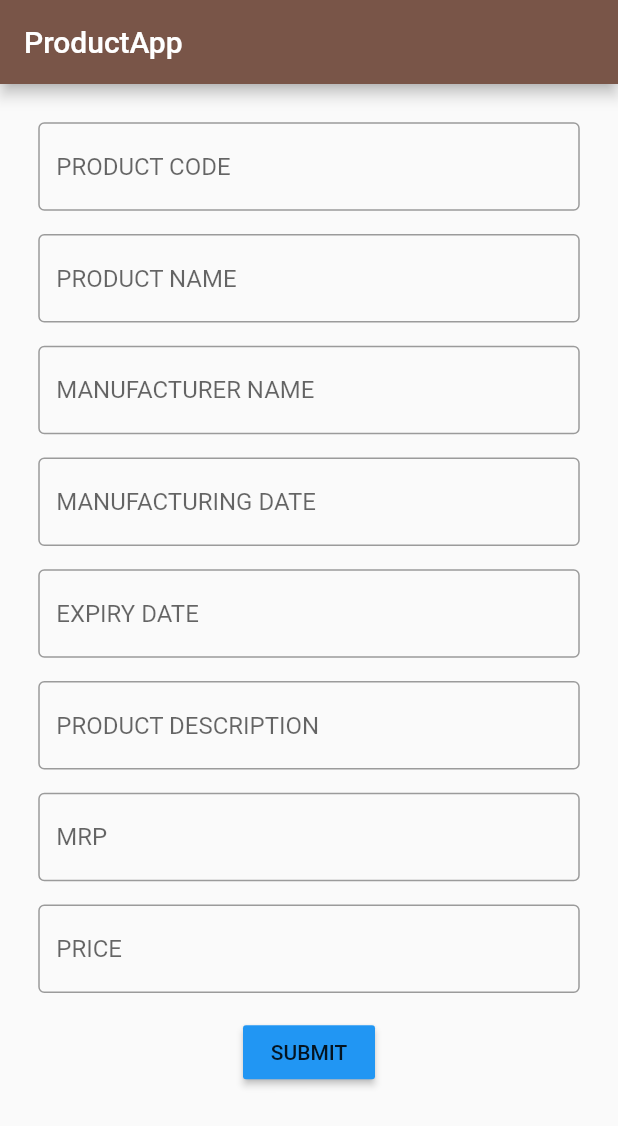
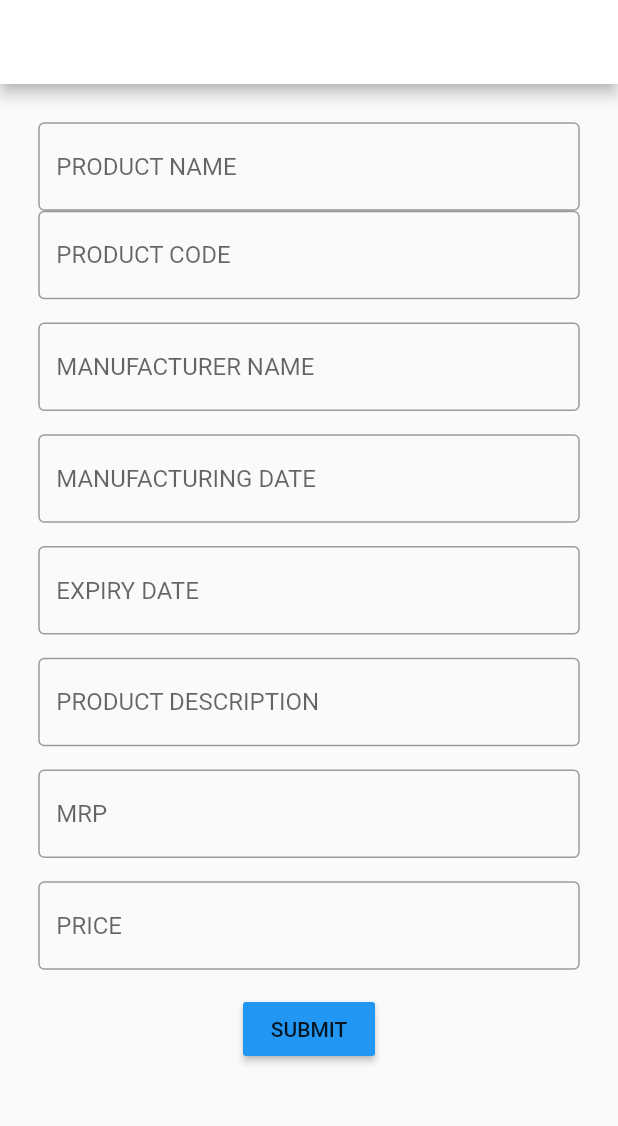
Before and after one commit to iyrenepsam/flutter-product-app, a Flutter app: the screen it shows after launch, after a tap on "SUBMIT", on a phone screen of 412 x 824 dp. Shown: the top 1126 px of the screen. Run offline on Flutter 3.47's test engine with Material 2 defaults, Android fonts, the phone set to English and light mode, and no system bars.

Commit message:
botton event

```diff
--- a/lib/main.dart
+++ b/lib/main.dart
@@ -8,15 +8,32 @@ import 'package:flutter/material.dart';
 void main()=>runApp(ProductApp());
 
 
-class ProductApp extends StatelessWidget {
+class ProductApp extends StatefulWidget {
+  @override
+  _ProductAppState createState() => _ProductAppState();
+}
+
+class _ProductAppState extends State<ProductApp> {
+
+  TextEditingController getProName=TextEditingController();
+  TextEditingController getProCode=TextEditingController();
+  TextEditingController getMName=TextEditingController();
+  TextEditingController getMDate=TextEditingController();
+  TextEditingController getExpiryDate=TextEditingController();
+  TextEditingController getProDesc=TextEditingController();
+  TextEditingController getMRP=TextEditingController();
+  TextEditingController getPrice=TextEditingController();
+
+
+
+
   @override
   Widget build(BuildContext context) {
     return MaterialApp(
-      debugShowCheckedModeBanner: false,
       home: Scaffold(
         appBar: AppBar(
-          backgroundColor: Colors.brown,
-          title: Text("ProductApp"),
+          backgroundColor:Colors.white,
+          title: Text("PRODUCT APP"),
         ),
         body: Container(
           padding: EdgeInsets.all(25.5),
@@ -24,20 +41,23 @@ class ProductApp extends StatelessWidget {
             child: Column(
               children: [
                 TextField(
+                  controller: getProName,
+                  decoration: InputDecoration(
+                    hintText: "PRODUCT NAME",
+                    border: OutlineInputBorder()
+                  ),
+                ),
+                TextField(
+                  controller: getProCode,
                   decoration: InputDecoration(
                     hintText: "PRODUCT CODE",
                     border: OutlineInputBorder()
                   ),
                 ),
                 SizedBox(height: 15.5),
+
                 TextField(
-                  decoration: InputDecoration(
-                    hintText: "PRODUCT NAME",
-                    border: OutlineInputBorder()
-                  ),
-                ),
-                SizedBox(height: 15.5),
-                TextField(
+                  controller: getMName,
                   decoration: InputDecoration(
                     hintText: "MANUFACTURER NAME",
                     border: OutlineInputBorder()
@@ -45,6 +65,7 @@ class ProductApp extends StatelessWidget {
                 ),
                 SizedBox(height: 15.5),
                 TextField(
+                  controller: getMDate,
                   decoration: InputDecoration(
                     hintText: "MANUFACTURING DATE",
                     border: OutlineInputBorder()
@@ -52,6 +73,7 @@ class ProductApp extends StatelessWidget {
                 ),
                 SizedBox(height: 15.5),
                 TextField(
+                  controller: getExpiryDate,
                   decoration: InputDecoration(
                     hintText: "EXPIRY DATE",
                     border: OutlineInputBorder()
@@ -59,6 +81,7 @@ class ProductApp extends StatelessWidget {
                 ),
                 SizedBox(height: 15.5),
                 TextField(
+                  controller: getProDesc,
                   decoration: InputDecoration(
                     hintText: "PRODUCT DESCRIPTION",
                     border: OutlineInputBorder()
@@ -66,6 +89,7 @@ class ProductApp extends StatelessWidget {
                 ),
                 SizedBox(height: 15.5),
                 TextField(
+                  controller: getMRP,
                   decoration: InputDecoration(
                     hintText: "MRP",
                     border: OutlineInputBorder()
@@ -73,6 +97,7 @@ class ProductApp extends StatelessWidget {
                 ),
                 SizedBox(height: 15.5),
                 TextField(
+                  controller: getPrice,
                   decoration:InputDecoration(
                     hintText: "PRICE",
                     border: OutlineInputBorder()
@@ -80,7 +105,31 @@ class ProductApp extends StatelessWidget {
                 ),
                 SizedBox(height: 15.5),
 
-                RaisedButton(onPressed: (){
+                RaisedButton(
+
+                  onPressed: (){
+
+                    String getPName=getProName.text;
+                    String getPcode=getProCode.text;
+                    String getMN=getMName.text;
+                    String getMD=getMDate.text;
+                    String getED=getExpiryDate.text;
+                    String getPDsc=getProDesc.text;
+                    String getMrp=getMRP.text;
+                    String getCost=getPrice.text;
+
+
+                    print(getPName);
+                    print(getPcode);
+                    print(getMN);
+                    print(getMD);
+                    print(getED);
+                    print(getPDsc);
+                    print(getMrp);
+                    print(getCost);
+
+
+
 
                 },
                   color: Colors.blue,
```
